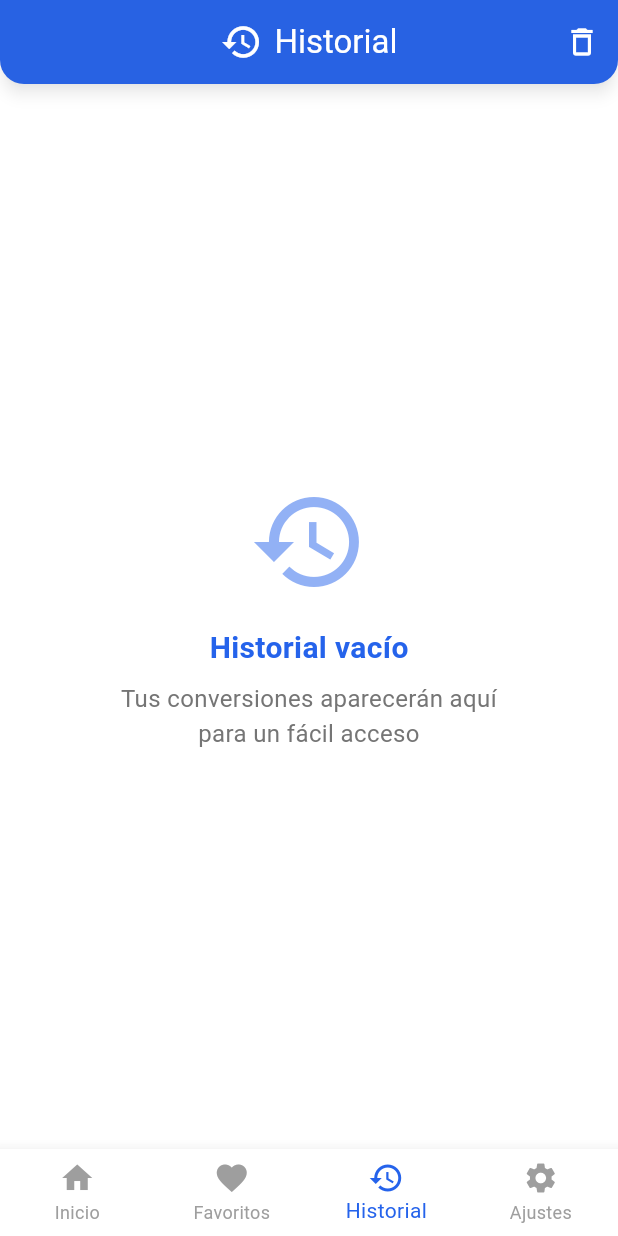
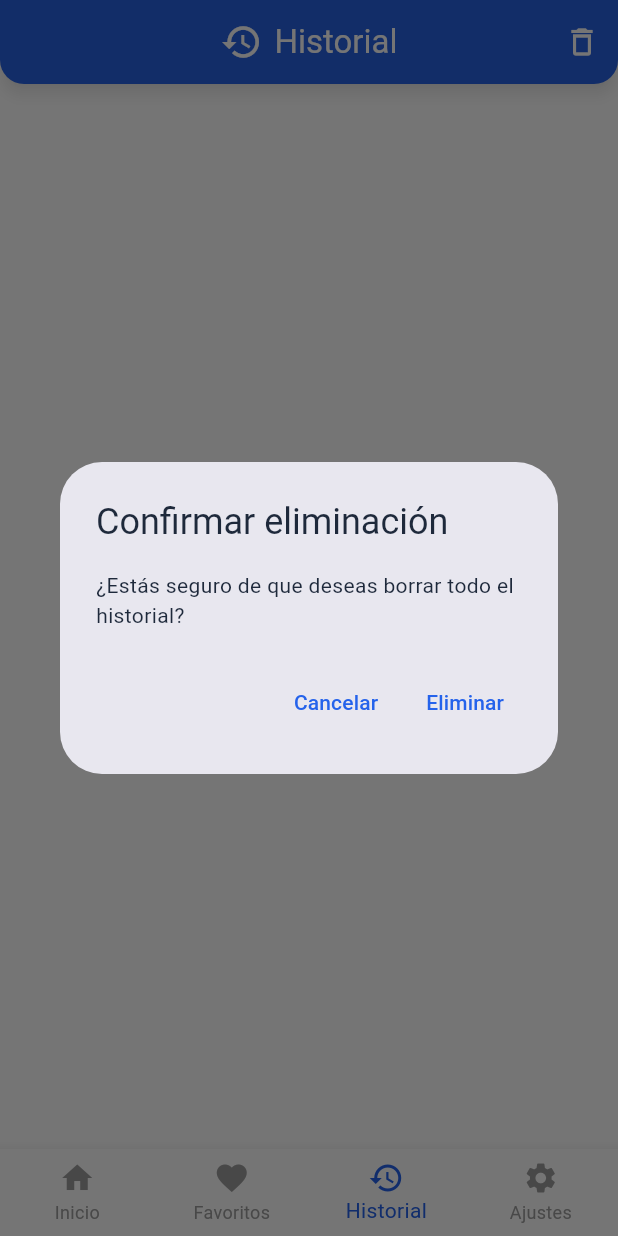
Before and after one commit to JuanMproyect/CoinFlow, a Flutter app: the screen it shows after launch, item 3 of the bottom bar chosen, after a tap on the "delete outline" icon, on a phone screen of 412 x 824 dp. Run offline on Flutter 3.47's test engine with Material 3 defaults, Android fonts, the phone set to English and light mode, and no system bars; our stand-ins replace cloud_firestore, firebase_core; accounts and stored records are empty; network calls fail.

Commit message:
Se agregaron funciones y paquetes para obtener datos existentes del firestore(Leer registros y eliminar)

```diff
--- a/lib/Screens/history.dart
+++ b/lib/Screens/history.dart
@@ -1,7 +1,55 @@
 import 'package:flutter/material.dart';
+import 'package:cloud_firestore/cloud_firestore.dart';
 
 class HistoryScreen extends StatelessWidget {
   const HistoryScreen({super.key});
+
+  // Función para borrar todos los registros de la colección 'conversiones'
+  Future<void> _borrarHistorial(BuildContext context) async {
+    try {
+      // Confirmar con el usuario antes de eliminar
+      final confirm = await showDialog<bool>(
+        context: context,
+        builder: (BuildContext context) {
+          return AlertDialog(
+            title: const Text('Confirmar eliminación'),
+            content: const Text('¿Estás seguro de que deseas borrar todo el historial?'),
+            actions: [
+              TextButton(
+                onPressed: () => Navigator.of(context).pop(false),
+                child: const Text('Cancelar'),
+              ),
+              TextButton(
+                onPressed: () => Navigator.of(context).pop(true),
+                child: const Text('Eliminar'),
+              ),
+            ],
+          );
+        },
+      );
+
+      if (confirm == true) {
+        // Obtener todos los documentos de la colección 'conversiones'
+        final collection = FirebaseFirestore.instance.collection('conversiones');
+        final snapshot = await collection.get();
+
+        // Eliminar cada documento
+        for (var doc in snapshot.docs) {
+          await doc.reference.delete();
+        }
+
+        // Mostrar un mensaje de éxito
+        ScaffoldMessenger.of(context).showSnackBar(
+          const SnackBar(content: Text('Historial eliminado correctamente')),
+        );
+      }
+    } catch (e) {
+      // Si ocurre un error al eliminar
+      ScaffoldMessenger.of(context).showSnackBar(
+        SnackBar(content: Text('Error al eliminar historial: $e')),
+      );
+    }
+  }
 
   @override
   Widget build(BuildContext context) {
@@ -16,13 +64,25 @@ class HistoryScreen extends StatelessWidget {
           ],
         ),
         actions: [
+          // Botón para eliminar historial
           IconButton(
             icon: const Icon(Icons.delete_outline),
-            onPressed: () {},
+            onPressed: () => _borrarHistorial(context),  // Llamar a la función de borrado
           ),
         ],
       ),
-      body: Center(
+      body: FutureBuilder<QuerySnapshot>(
+        future: FirebaseFirestore.instance
+            .collection('conversiones')
+            .orderBy('fecha', descending: true) // Ordenar por la fecha de forma ascendente
+            .get(),
+        builder: (context, snapshot) {
+          if (snapshot.connectionState == ConnectionState.waiting) {
+            return const Center(child: CircularProgressIndicator());
+          }
+
+          if (!snapshot.hasData || snapshot.data!.docs.isEmpty) {
+            return Center(
               child: Column(
                 mainAxisAlignment: MainAxisAlignment.center,
                 children: [
@@ -51,6 +111,58 @@ class HistoryScreen extends StatelessWidget {
                   ),
                 ],
               ),
+            );
+          }
+
+          // Mostrar las conversiones
+          final conversiones = snapshot.data!.docs;
+
+          return ListView.builder(
+            itemCount: conversiones.length,
+            itemBuilder: (context, index) {
+              var conversion = conversiones[index];
+              var cantidad = conversion['cantidad'];
+              var monedaOrigen = conversion['monedaOrigen'];
+              var monedaDestino = conversion['monedaDestino'];
+              var resultado = conversion['resultado'];
+              var fecha = (conversion['fecha'] as Timestamp).toDate();
+
+              // Formato de la fecha
+              String formattedDate = "${fecha.day}/${fecha.month}/${fecha.year} ${fecha.hour}:${fecha.minute}";
+
+              return Card(
+                margin: const EdgeInsets.symmetric(vertical: 8, horizontal: 16),
+                elevation: 4,
+                shape: RoundedRectangleBorder(
+                  borderRadius: BorderRadius.circular(12),
+                ),
+                child: ListTile(
+                  contentPadding: const EdgeInsets.all(16),
+                  title: Text(
+                    '$cantidad $monedaOrigen = $resultado $monedaDestino',
+                    style: TextStyle(
+                      fontWeight: FontWeight.bold,
+                      fontSize: 16,
+                    ),
+                  ),
+                  subtitle: Text(
+                    'Fecha: $formattedDate',
+                    style: TextStyle(
+                      color: Colors.grey[600],
+                      fontSize: 14,
+                    ),
+                  ),
+                  trailing: const Icon(
+                    Icons.arrow_forward_ios,
+                    size: 18,
+                  ),
+                  onTap: () {
+                  },
+                ),
+              );
+            },
+          );
+        },
       ),
     );
   }
```
Lines whose indentation alone changed are shown as unchanged.
